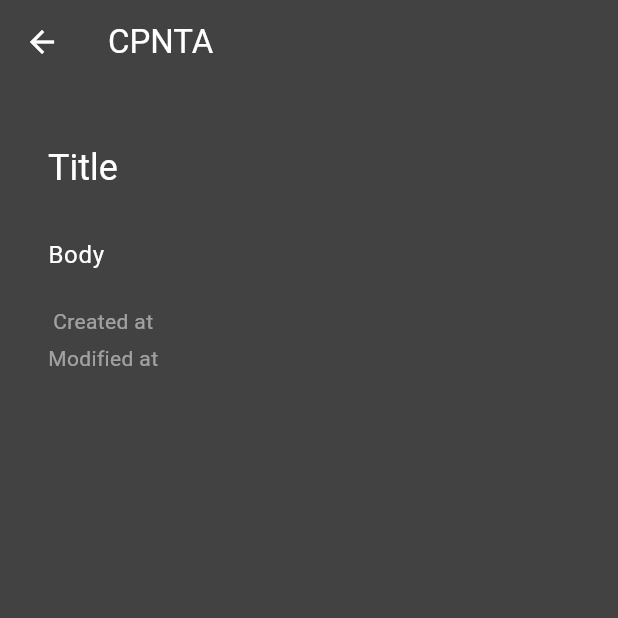
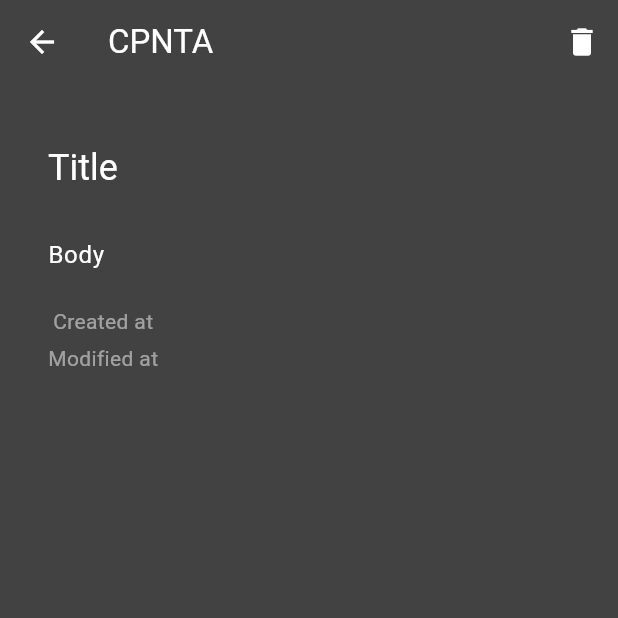
Before and after one commit to Bnyro/cpnta-server, a Flutter app: the screen it shows after launch, after a tap on the "add" icon, on a phone screen of 412 x 824 dp, the top half of it. Run offline on Flutter 3.47's test engine with Material 2 defaults, Android fonts, the phone set to English and light mode, and no system bars; drawn by our look-alikes of dynamic_color; network calls fail.

```diff
--- a/lib/screens/note_screen.dart
+++ b/lib/screens/note_screen.dart
@@ -55,6 +55,17 @@ class _NoteScreenState extends State<NoteScreen> {
     return Scaffold(
       appBar: AppBar(
         title: const Text(appName),
+        actions: [
+          IconButton(
+              onPressed: () => {
+                    deleteNote(widget.note.id!).then((response) => {
+                          widget.refreshNotes(),
+                          ScaffoldMessenger.of(context).showSnackBar(
+                              const SnackBar(content: Text("Deleted"))),
+                        })
+                  },
+              icon: const Icon(Icons.delete))
+        ],
       ),
       body: Container(
         margin: const EdgeInsets.all(32.0),
```
